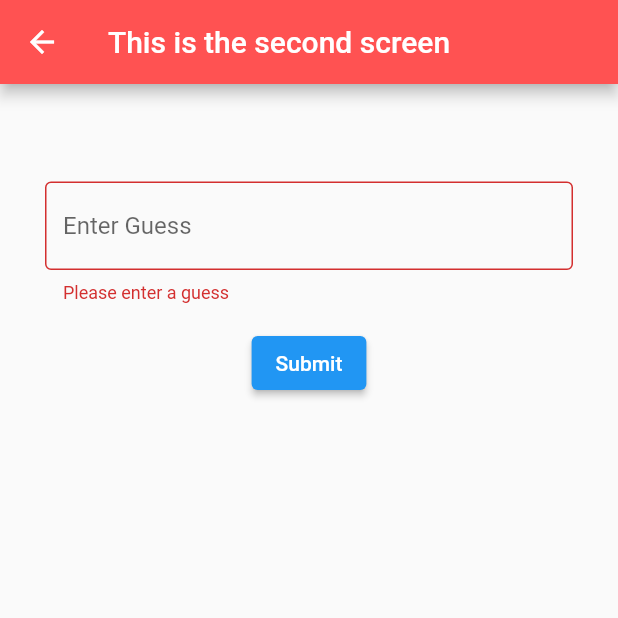
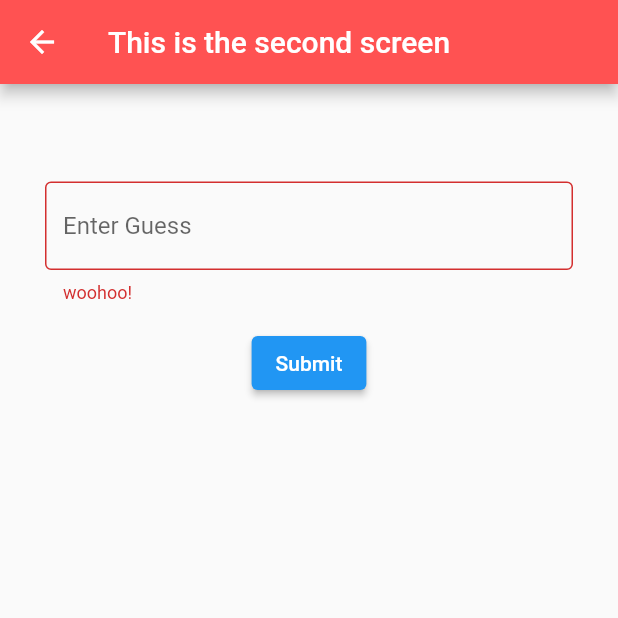
Before and after one commit to cathymariza/wrd-masters, a Flutter app: the WordScreen screen opened directly with empty values, after a tap on "Submit", on a phone screen of 412 x 824 dp, the top half of it. Run offline on Flutter 3.47's test engine with Material 2 defaults, Android fonts, the light colour scheme and no system bars; project files that could hold a hidden picture were left out.

Commit message:
validator knows the right word

```diff
--- a/word_masters/lib/main.dart
+++ b/word_masters/lib/main.dart
@@ -169,7 +169,7 @@ class _MyHomePageState extends State<MyHomePage>
         words.add(i);
       }
     });
-    print(words);
+    //print(words);
     return words; // i just really want this word list
   }
 }
@@ -231,6 +231,9 @@ class _WordScreenState extends State<WordScreen> {
                 decoration: InputDecoration(
                     border: OutlineInputBorder(), hintText: 'Enter Guess'),
                 validator: (inputValue) {
+                  if (inputValue == word) {
+                    return "woohoo!";
+                  }
                   if (inputValue == null || inputValue.isEmpty) {
                     return 'Please enter a guess';
                   }
```
